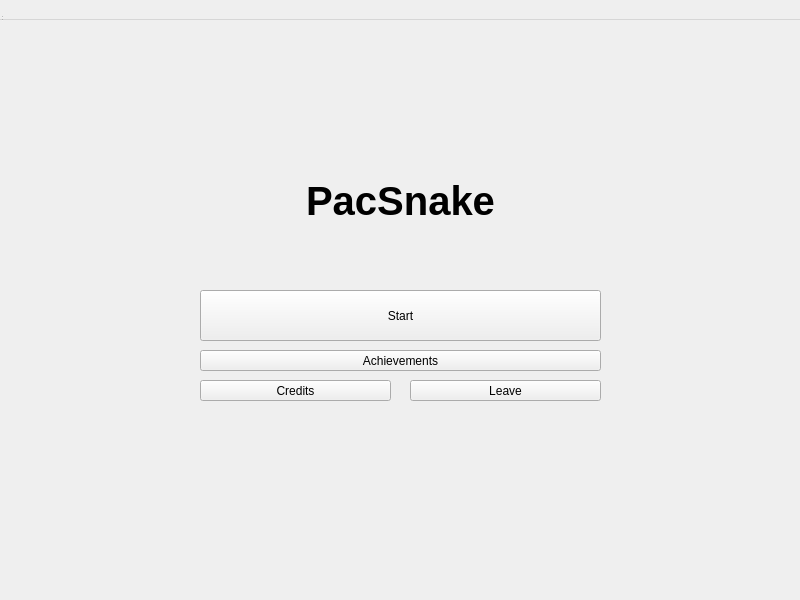
Before: the Qt Designer form main_container.ui in 54D/PacSnake, drawn with Qt 5.
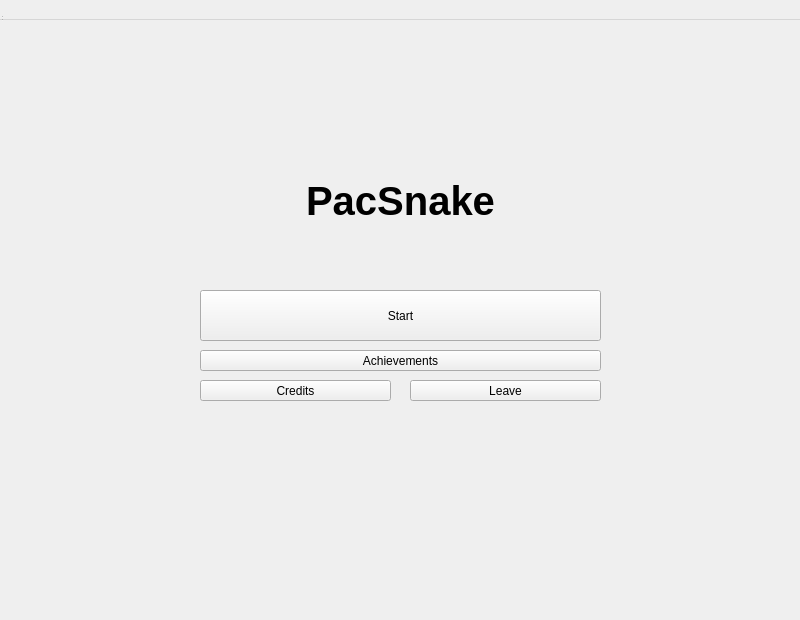
After: the same form once the commit is applied.

Commit message: catch arrow keystrokes

Patch:
```diff
--- a/main_container.ui
+++ b/main_container.ui
@@ -7,7 +7,7 @@
     <x>0</x>
     <y>0</y>
     <width>800</width>
-    <height>600</height>
+    <height>620</height>
    </rect>
   </property>
   <property name="windowTitle">
```
Left out of the diff: 2 changed lines with no effect on the pictures. The commit also changes 2 other files.
